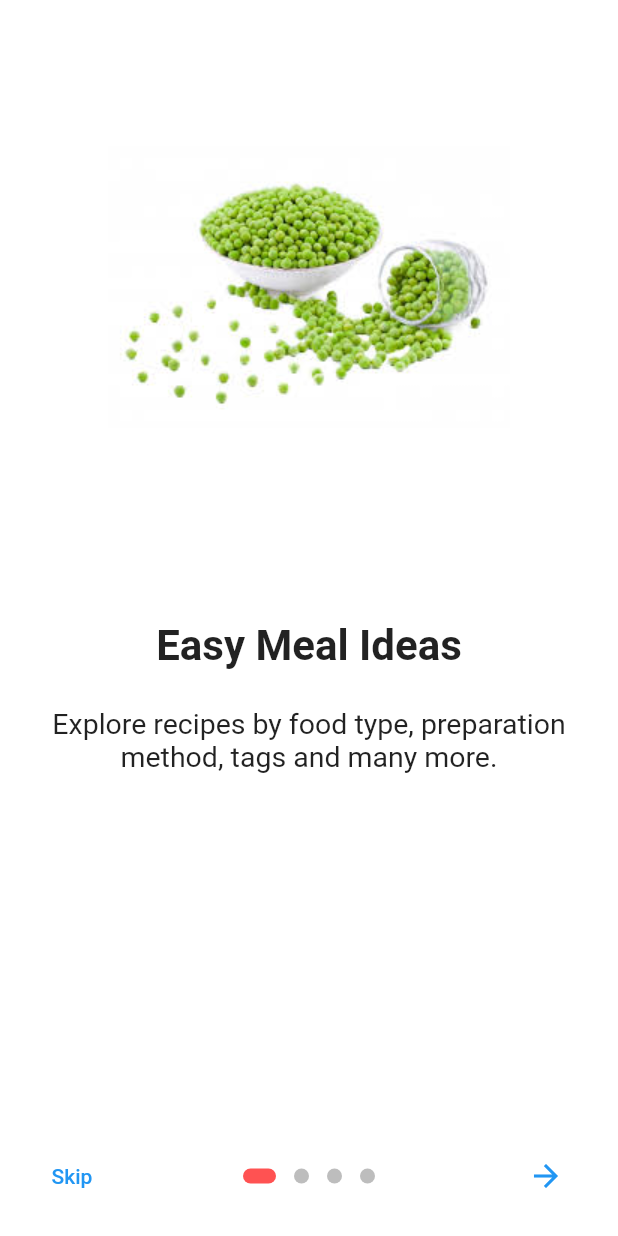
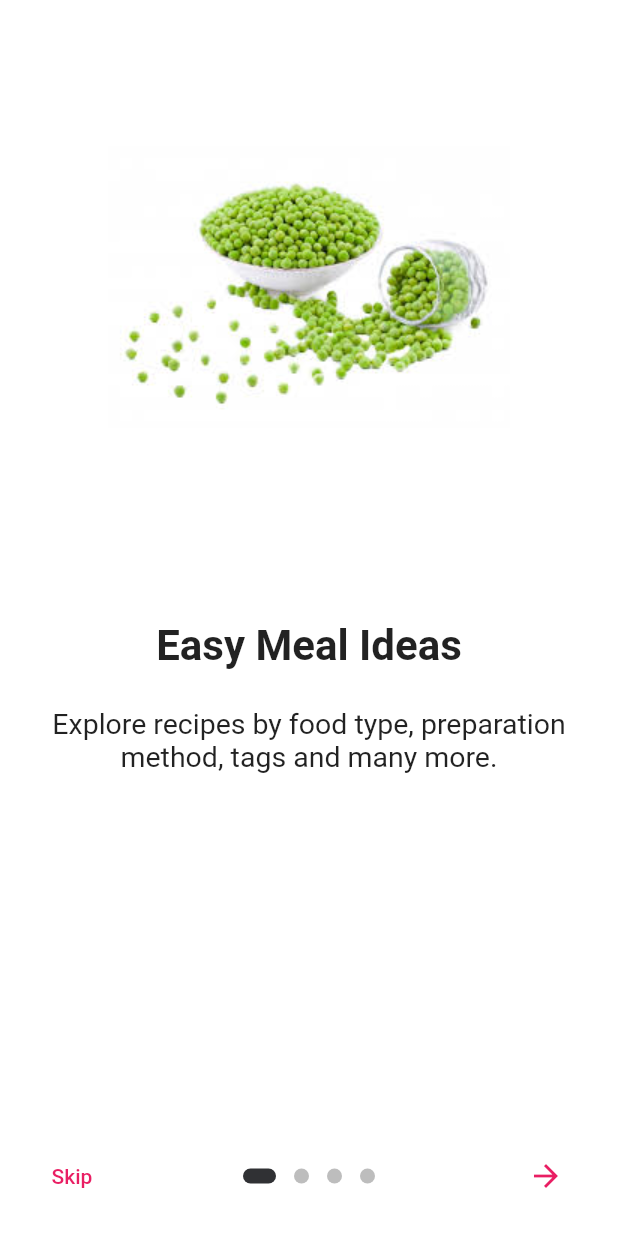
Before and after one commit to pg598595/Flutter_App, a Flutter app: the screen it shows after launch, on a phone screen of 412 x 824 dp. Run offline on Flutter 3.47's test engine with Material 2 defaults, Android fonts, the phone set to English and light mode, and no system bars; drawn by our look-alikes of introduction_screen; our stand-ins replace connectivity, dio, flutter_spinkit, image_picker, shared_preferences, shimmer; missing offline and left inert: permission, speech_recognition; accounts and stored records are empty.

Commit message:
[wip]theme and ui

```diff
--- a/lib/apis/addRecipeAPI.dart
+++ b/lib/apis/addRecipeAPI.dart
@@ -63,9 +63,9 @@ Future<LoginModel> addRecipeAPI(
 
     photoId = response.toString().substring(41,44);
 
-    FormData formdata = new FormData();
-    formdata.add(Constants.PHOTO, new UploadFileInfo(image, image.path, contentType: ContentType.parse('image/png')));
-    formdata.add(Constants.RECIPEID, photoId);
+    FormData formdata = FormData.fromMap(<String, int>{ Constants.RECIPEID: photoId, });
+//    formdata.add(Constants.PHOTO, new UploadFileInfo(image, image.path, contentType: ContentType.parse('image/png')));
+//    formdata.add(Constants.RECIPEID, photoId);
 
     final responsePhoto = await dio
         .post(Constants.PHOTOURLAPI,data: formdata, options: Options(headers: map))
--- a/lib/model/ItemDetailsFeed.dart
+++ b/lib/model/ItemDetailsFeed.dart
@@ -16,7 +16,7 @@ class ItemDetailsFeed with ChangeNotifier {
       name = "default";
     }
     if (photo == null) {
-      photo = "https://media.giphy.com/media/g8rEwOqIStrBC/giphy.gif";
+      photo = "https://cdn.dribbble.com/users/189859/screenshots/3639645/abc.gif";
     }
     if (preparationTime == null) {
       preparationTime = "5";
--- a/lib/ui/FeedScreen.dart
+++ b/lib/ui/FeedScreen.dart
@@ -89,7 +89,6 @@ class _FeedScreenState extends State<FeedScreen> {
       ),
       appBar: AppBar(
         title: _appBarTitle,
-        centerTitle: true,
         actions: <Widget>[
           new IconButton(
             icon: _searchIcon,
--- a/lib/ui/main.dart
+++ b/lib/ui/main.dart
@@ -24,22 +24,23 @@ class MyApp extends StatelessWidget {
       ],
       child: new MaterialApp(
         title: "MyRecipes",
-        theme: new ThemeData(
-            scaffoldBackgroundColor: Colors.white70,
-            bottomAppBarColor: Colors.white,
-            cursorColor: Colors.grey,
-            cardColor: Colors.white,
-            hintColor: Colors.grey,
-            focusColor: Colors.white,
-            primaryColor: Colors.redAccent,
-            unselectedWidgetColor: Colors.grey,
-            primaryTextTheme: TextTheme(
-              title: TextStyle(color: Colors.white),
-              body1: TextStyle(color: Colors.white),
-              body2: TextStyle(color: Colors.white),
-              subhead: TextStyle(color: Colors.white),
-            ),
-            secondaryHeaderColor: Colors.black),
+        themeMode: ThemeMode.system,
+        darkTheme: ThemeData(
+            brightness: Brightness.dark,
+            scaffoldBackgroundColor: Color.fromRGBO(32, 33, 36, 1.0),
+            appBarTheme: AppBarTheme(),
+            primarySwatch: Colors.blue,
+            primaryColor: Color.fromRGBO(48, 49, 52, 1.0),
+            accentColor: Color(int.parse('0xff2399CC')),
+            iconTheme: IconThemeData(color: Colors.black)),
+        theme:  ThemeData(
+            brightness: Brightness.light,
+            scaffoldBackgroundColor: Color.fromRGBO(32, 33, 36, 1.0),
+            appBarTheme: AppBarTheme(),
+            primarySwatch: Colors.pink,
+            primaryColor: Color.fromRGBO(48, 49, 52, 1.0),
+            accentColor: Color(int.parse('0xff2399CC')),
+            iconTheme: IconThemeData(color: Colors.white)),
         debugShowCheckedModeBanner: false,
         routes: <String, WidgetBuilder>{
           "/OnBoardingPage": (BuildContext context) => OnBoardingPage(),
```
Also changed, not shown: lib/ui/DetailScreen.dart (+42 -47 lines), lib/ui/HomeScreen.dart (+7 -6 lines), pubspec.yaml (+6 -6 lines), pubspec.lock.
